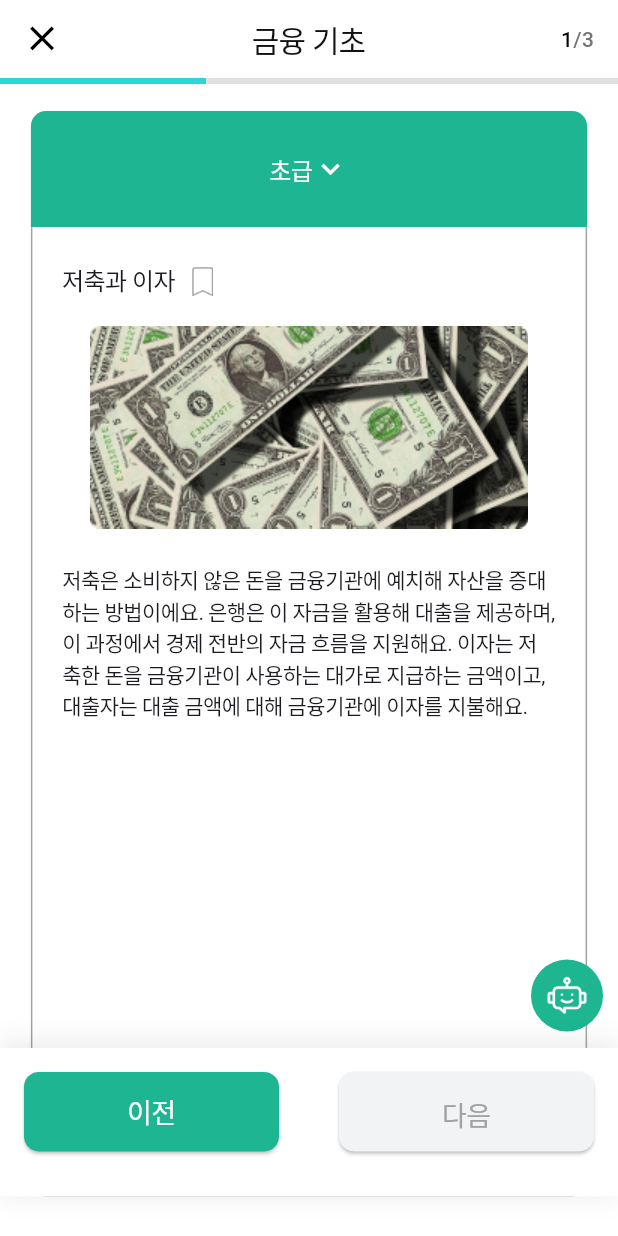
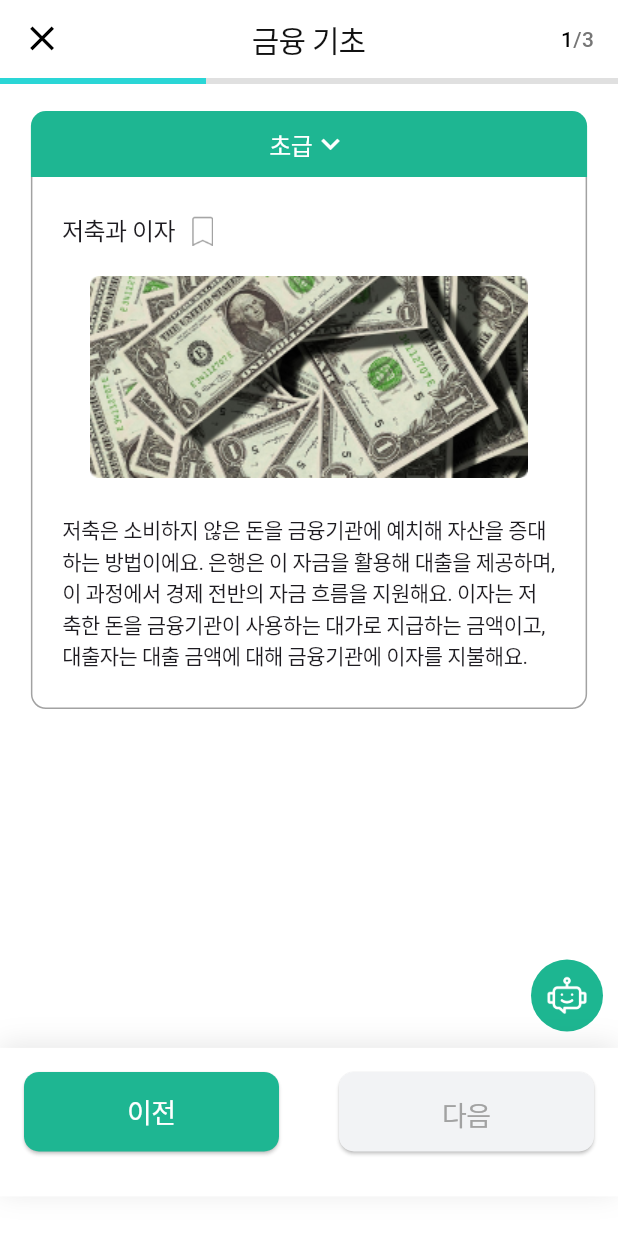
Before and after one commit to dayoung20/10th-Economic-Learning-FE, a Flutter app: the LearningConceptPage screen opened directly, on a phone screen of 412 x 824 dp. Run offline on Flutter 3.47's test engine with Material 3 defaults, Android fonts, the phone set to English and light mode, and no system bars; our stand-ins replace flutter_dotenv, get, go_router, image_picker, webview_flutter; missing offline and left inert: kakao_flutter_sdk_user; network calls fail; Roboto replaces fonts that are missing (Pretendard Variable).

Commit message:
STYLE: 학습 세트 ui 수정

```diff
--- a/economic_fe/lib/view/screens/learning_set/learning_concept_page.dart
+++ b/economic_fe/lib/view/screens/learning_set/learning_concept_page.dart
@@ -5,7 +5,6 @@ import 'package:economic_fe/view/widgets/stop_option_modal.dart';
 import 'package:economic_fe/view_model/learning_set/learning_concept_controller.dart';
 import 'package:flutter/material.dart';
 import 'package:get/get.dart';
-import 'package:get/get_core/src/get_main.dart';
 
 class LearningConceptPage extends StatefulWidget {
   final currentStep;
@@ -50,24 +49,11 @@ class _LearningConceptPageState extends State<LearningConceptPage> {
                 padding: const EdgeInsets.only(top: 18),
                 width: MediaQuery.of(context).size.width * 0.9, // 화면 너비의 90%
                 height: MediaQuery.of(context).size.height * 0.9, // 화면 높이의 90%
-                // decoration: const BoxDecoration(
-                //   color: Color.fromARGB(255, 0, 0, 0),
-                //   borderRadius: BorderRadius.all(
-                //     Radius.circular(10.0), // 여기에서 Radius.circular를 사용
-                //   ),
-                //   border: Border.fromBorderSide(
-                //     BorderSide(
-                //       color: Colors.black, // 테두리 색상
-                //       width: 2.0, // 테두리 두께
-                //     ),
-                //   ),
-                // ),
                 child: Column(
                   mainAxisSize: MainAxisSize.max, // Column이 부모의 크기를 채우도록 설정
                   children: [
-                    Flexible(
-                      flex: 3, // 비율로 상단 영역 지정
-                      child: Container(
+                    Container(
+                      padding: const EdgeInsets.symmetric(vertical: 10),
                       decoration: const BoxDecoration(
                         color: Color(0xFF1EB692), // 컨테이너 배경색
                         borderRadius: BorderRadius.only(
@@ -111,9 +97,8 @@ class _LearningConceptPageState extends State<LearningConceptPage> {
                                     builder: (BuildContext context,
                                         StateSetter setState) {
                                       return Container(
-                                          height: MediaQuery.of(context)
-                                                  .size
-                                                  .height *
+                                        height:
+                                            MediaQuery.of(context).size.height *
                                                 0.8,
                                         padding: const EdgeInsets.symmetric(
                                             horizontal: 16, vertical: 16),
@@ -137,8 +122,7 @@ class _LearningConceptPageState extends State<LearningConceptPage> {
                                                   onPressed: () {
                                                     Navigator.pop(context);
                                                   },
-                                                    icon:
-                                                        const Icon(Icons.close),
+                                                  icon: const Icon(Icons.close),
                                                 ),
                                               ],
                                             ),
@@ -167,8 +151,7 @@ class _LearningConceptPageState extends State<LearningConceptPage> {
                                                                     .selectedIndex ==
                                                                 index
                                                             ? FontWeight.bold
-                                                              : FontWeight
-                                                                  .normal,
+                                                            : FontWeight.normal,
                                                       ),
                                                     ),
                                                     trailing: controller
@@ -183,14 +166,12 @@ class _LearningConceptPageState extends State<LearningConceptPage> {
                                                     onTap: () {
                                                       print("ddddd");
                                                       setState(() {
-                                                          controller
-                                                                  .selectedIndex
+                                                        controller.selectedIndex
                                                                 .value =
                                                             index; // 선택된 항목 업데이트
                                                       });
                                                       print(controller
-                                                            .selectedIndex
-                                                            .value);
+                                                          .selectedIndex.value);
                                                     },
                                                   );
                                                 },
@@ -213,11 +194,7 @@ class _LearningConceptPageState extends State<LearningConceptPage> {
                         ],
                       ),
                     ),
-                    ),
-                    Flexible(
-                      flex: 25, // 비율로 하단 영역 지정
-                      child: Container(
-                        // color: Colors.white,
+                    Container(
                       decoration: const BoxDecoration(
                         color: Color.fromARGB(255, 255, 255, 255), // 컨테이너 배경색
                         borderRadius: BorderRadius.only(
@@ -298,7 +275,6 @@ class _LearningConceptPageState extends State<LearningConceptPage> {
                             ),
                           ),
                         ],
-                        ),
                       ),
                     ),
                   ],
```
Lines whose indentation alone changed are shown as unchanged.
